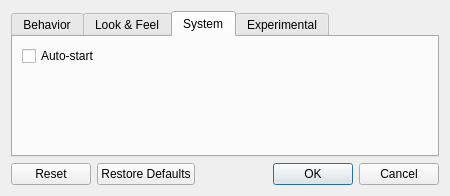
Old version of the form src/ui/settingsdialog.ui in the repository medo64/QText.
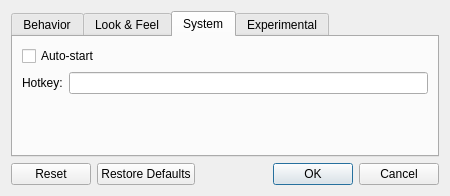
New version of the form. The open tabs and pages were chosen to show the change. Custom widgets are drawn as their Qt base class.

Commit message: Added hotkey setup interface

Patch:
```diff
--- a/src/ui/settingsdialog.ui
+++ b/src/ui/settingsdialog.ui
@@ -104,7 +104,21 @@
         </widget>
        </item>
        <item>
-        <spacer name="verticalSpacerSystem">
+        <layout class="QHBoxLayout" name="horizontalLayout">
+         <item>
+          <widget class="QLabel" name="labelHotkey">
+           <property name="text">
+            <string>Hotkey:</string>
+           </property>
+          </widget>
+         </item>
+         <item>
+          <widget class="HotkeyEdit" name="editHotkey"/>
+         </item>
+        </layout>
+       </item>
+       <item>
+        <spacer name="verticalSpacer_3">
          <property name="orientation">
           <enum>Qt::Vertical</enum>
          </property>
@@ -162,6 +176,13 @@
    </item>
   </layout>
  </widget>
+ <customwidgets>
+  <customwidget>
+   <class>HotkeyEdit</class>
+   <extends>QLineEdit</extends>
+   <header>ui/hotkeyedit.h</header>
+  </customwidget>
+ </customwidgets>
  <resources/>
  <connections>
   <connection>
```
The commit also changes 9 other files.
